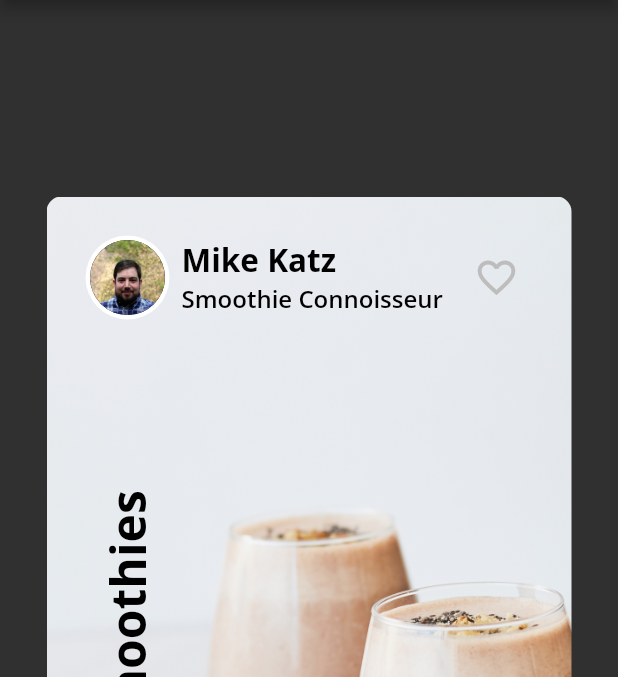
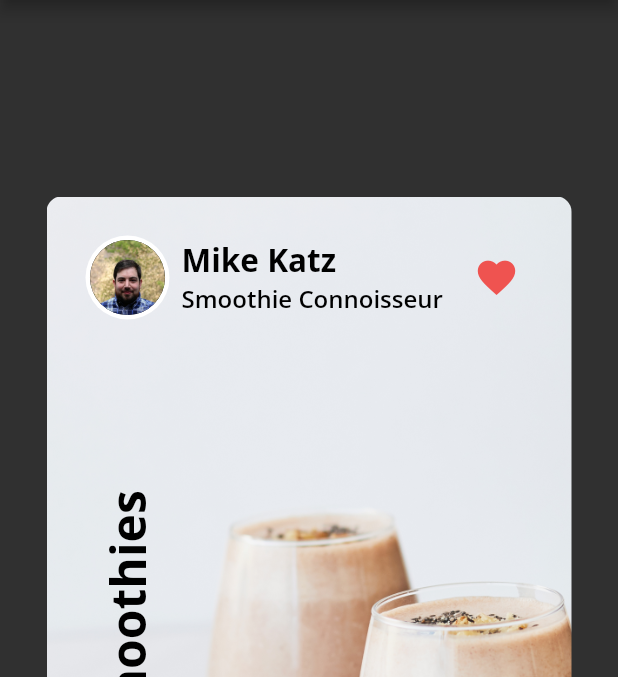
Before and after one commit to msx-git/fooderlich, a Flutter app: the screen it shows after launch, item 2 of the bottom bar chosen, after a tap on the "favorite outline" icon, on a phone screen of 412 x 824 dp, the part 84-761 px from its top. Run offline on Flutter 3.47's test engine with Material 2 defaults, Android fonts, the phone set to English and light mode, and no system bars; our stand-ins replace google_fonts.

Commit message:
Foodelich app from Flutter Apprentice

```diff
--- a/lib/author_card.dart
+++ b/lib/author_card.dart
@@ -2,7 +2,7 @@ import 'package:flutter/material.dart';
 import 'fooderlich_theme.dart';
 import 'circle_image.dart';
 
-class AuthorCard extends StatelessWidget {
+class AuthorCard extends StatefulWidget {
   // 1
   final String authorName;
   final String title;
@@ -15,7 +15,14 @@ class AuthorCard extends StatelessWidget {
     this.imageProvider,
   }) : super(key: key);
 
-  // 2
+  @override
+  State<AuthorCard> createState() => _AuthorCardState();
+}
+
+class _AuthorCardState extends State<AuthorCard> {
+
+  bool _isFav = false;
+
   @override
   Widget build(BuildContext context) {
     return Container(
@@ -27,7 +34,7 @@ class AuthorCard extends StatelessWidget {
           Row(
             children: [
               CircleImage(
-                imageProvider: imageProvider,
+                imageProvider: widget.imageProvider,
                 imageRadius: 28,
               ),
               // 2
@@ -37,11 +44,11 @@ class AuthorCard extends StatelessWidget {
                 crossAxisAlignment: CrossAxisAlignment.start,
                 children: [
                   Text(
-                    authorName,
+                    widget.authorName,
                     style: FooderlichTheme.lightTextTheme.headline2,
                   ),
                   Text(
-                    title,
+                    widget.title,
                     style: FooderlichTheme.lightTextTheme.headline3,
                   )
                 ],
@@ -50,13 +57,16 @@ class AuthorCard extends StatelessWidget {
           ),
           IconButton(
             // 4
-            icon: const Icon(Icons.favorite_border),
+            icon: Icon(_isFav ? Icons.favorite : Icons.favorite_border),
             iconSize: 30,
-            color: Colors.grey[400],
+            color: Colors.red[400],
             // 5
             onPressed: () {
               const snackBar = SnackBar(content: Text('Favorite Pressed'));
               ScaffoldMessenger.of(context).showSnackBar(snackBar);
+              setState(() {
+                _isFav = !_isFav;
+              });
             },
           ),
         ],
```
